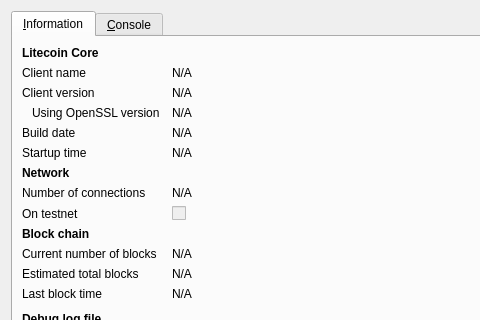
Above: src/qt/forms/rpcconsole.ui from miscbrah/misccoin before the change; both pictures show x 0 to 480 and y 0 to 320 of the 740 by 450 pixel window. Below: the same form after it.
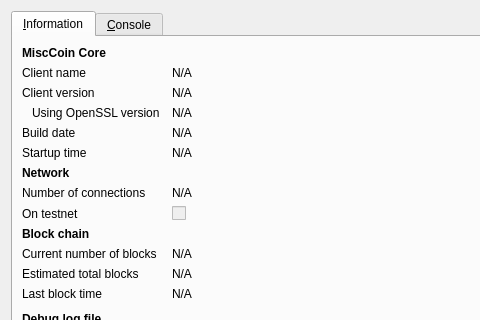
That is the form after the change. Icons and pictures are not drawn.

Diff of the .ui file:
```diff
--- a/src/qt/forms/rpcconsole.ui
+++ b/src/qt/forms/rpcconsole.ui
@@ -36,7 +36,7 @@
           </font>
          </property>
          <property name="text">
-          <string>Litecoin Core</string>
+          <string>MiscCoin Core</string>
          </property>
         </widget>
        </item>
```
Left out of the diff: 6 changed lines with no effect on the pictures.
